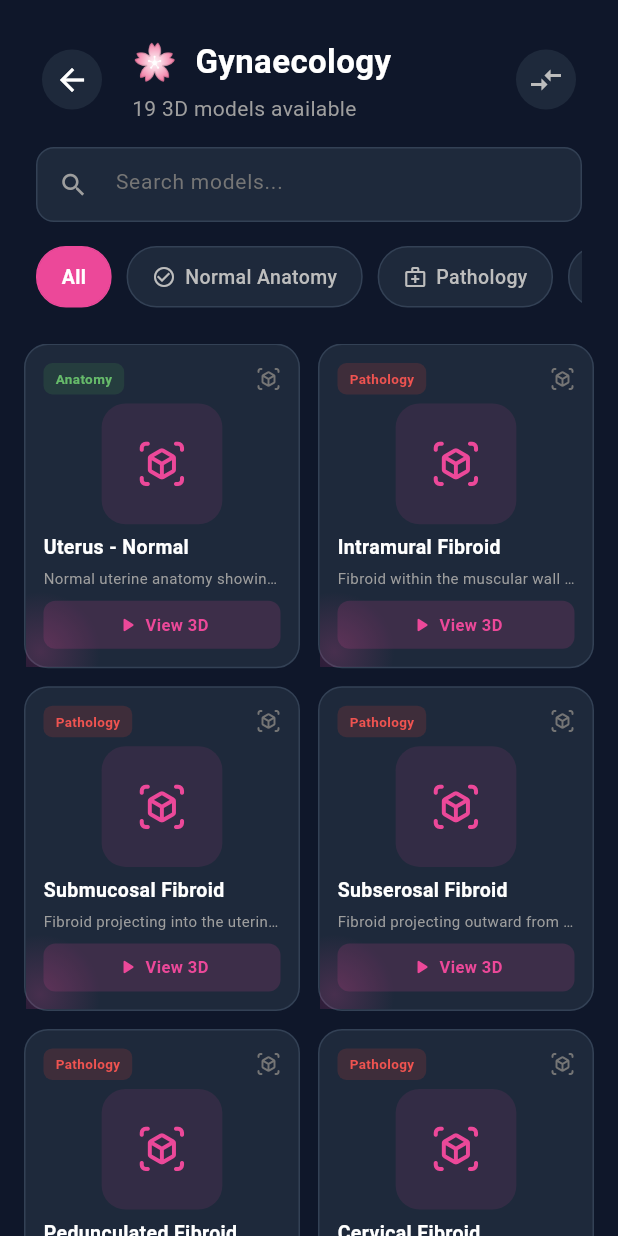
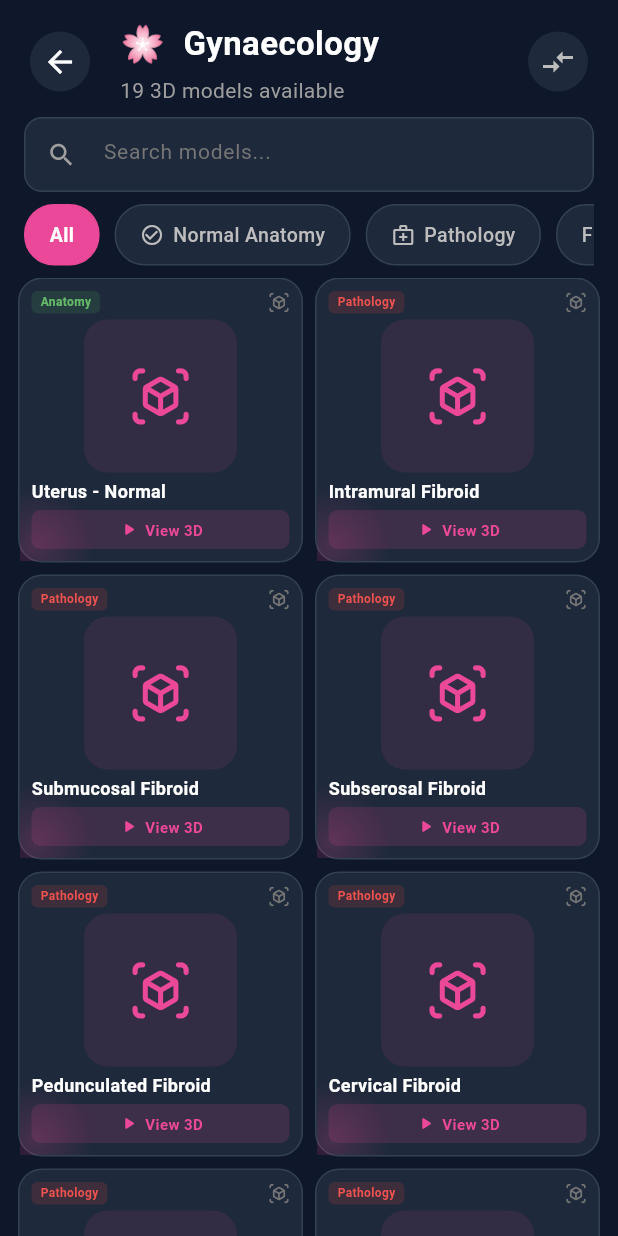
Before and after one commit to bharathreddyh/integrated_health_app, a Flutter app: the Models3DScreen screen opened directly, after a tap on "19", on a phone screen of 412 x 824 dp. Run offline on Flutter 3.47's test engine with Material 3 defaults, Android fonts, the phone set to English and light mode, and no system bars; our stand-ins replace cloud_firestore, firebase_core, pdf, permission_handler, printing, share_plus and 4 more; accounts and stored records are empty; network calls fail.

Commit message:
Make 3D model screens significantly more compact
- Increased childAspectRatio to 1.15 (categories) and 1.0 (models) for shorter cards
- Reduced header padding from 24 to 12-16 pixels
- Reduced all spacing from 12-16 to 8 pixels
- Reduced card internal padding from 12-14 to 8-10 pixels
- Removed description text to save vertical space
- Made icons and fonts smaller throughout
- Reduced grid horizontal padding from 16 to 12

https://claude.ai/code/session_01NsFr4YRoUyYnpWRXwgT8bi

```diff
--- a/lib/screens/models_3d/model_category_screen.dart
+++ b/lib/screens/models_3d/model_category_screen.dart
@@ -145,7 +145,7 @@ class _ModelCategoryScreenState extends State<ModelCategoryScreen> {
           children: [
             // Header
             Container(
-              padding: const EdgeInsets.all(24),
+              padding: const EdgeInsets.fromLTRB(16, 12, 16, 8),
               child: Column(
                 crossAxisAlignment: CrossAxisAlignment.start,
                 children: [
@@ -216,7 +216,7 @@ class _ModelCategoryScreenState extends State<ModelCategoryScreen> {
 
                   // Compare mode banner
                   if (_compareMode) ...[
-                    const SizedBox(height: 16),
+                    const SizedBox(height: 8),
                     Container(
                       padding: const EdgeInsets.all(12),
                       decoration: BoxDecoration(
@@ -261,7 +261,7 @@ class _ModelCategoryScreenState extends State<ModelCategoryScreen> {
                     ),
                   ],
 
-                  const SizedBox(height: 16),
+                  const SizedBox(height: 8),
 
                   // Search Bar
                   Container(
@@ -300,7 +300,7 @@ class _ModelCategoryScreenState extends State<ModelCategoryScreen> {
                     ),
                   ),
 
-                  const SizedBox(height: 16),
+                  const SizedBox(height: 8),
 
                   // Filter Chips
                   SingleChildScrollView(
@@ -329,13 +329,13 @@ class _ModelCategoryScreenState extends State<ModelCategoryScreen> {
               child: _filteredModels.isEmpty
                   ? _buildEmptyState()
                   : Padding(
-                      padding: const EdgeInsets.symmetric(horizontal: 16),
+                      padding: const EdgeInsets.symmetric(horizontal: 12),
                       child: GridView.builder(
                         gridDelegate: const SliverGridDelegateWithFixedCrossAxisCount(
                           crossAxisCount: 2,
-                          mainAxisSpacing: 12,
-                          crossAxisSpacing: 12,
-                          childAspectRatio: 0.85,
+                          mainAxisSpacing: 8,
+                          crossAxisSpacing: 8,
+                          childAspectRatio: 1.0,
                         ),
                         itemCount: _filteredModels.length,
                         itemBuilder: (context, index) {
@@ -526,29 +526,29 @@ class _ModelCategoryScreenState extends State<ModelCategoryScreen> {
                 ),
               // Content
               Padding(
-                padding: const EdgeInsets.all(12),
+                padding: const EdgeInsets.all(8),
                 child: Column(
                   crossAxisAlignment: CrossAxisAlignment.start,
                   children: [
-                    // Type Badge
+                    // Type Badge Row
                     Row(
                       mainAxisAlignment: MainAxisAlignment.spaceBetween,
                       children: [
                         Container(
                           padding: const EdgeInsets.symmetric(
-                            horizontal: 8,
-                            vertical: 4,
+                            horizontal: 6,
+                            vertical: 2,
                           ),
                           decoration: BoxDecoration(
                             color: isPathology
                                 ? Colors.red.withOpacity(0.15)
                                 : Colors.green.withOpacity(0.15),
-                            borderRadius: BorderRadius.circular(6),
+                            borderRadius: BorderRadius.circular(4),
                           ),
                           child: Text(
                             isPathology ? 'Pathology' : 'Anatomy',
                             style: TextStyle(
-                              fontSize: 9,
+                              fontSize: 8,
                               fontWeight: FontWeight.w600,
                               color: isPathology
                                   ? Colors.red.shade400
@@ -558,20 +558,19 @@ class _ModelCategoryScreenState extends State<ModelCategoryScreen> {
                         ),
                         Icon(
                           Icons.view_in_ar_rounded,
-                          size: 16,
+                          size: 14,
                           color: Colors.grey.shade600,
                         ),
                       ],
                     ),
 
-                    const SizedBox(height: 6),
+                    const SizedBox(height: 4),
 
                     // 3D Preview Thumbnail - expanded to fill card
                     Expanded(
                       child: Center(
                         child: LayoutBuilder(
                           builder: (context, constraints) {
-                            // Use the smaller dimension to keep it square
                             final size = constraints.maxWidth < constraints.maxHeight
                                 ? constraints.maxWidth
                                 : constraints.maxHeight;
@@ -585,7 +584,7 @@ class _ModelCategoryScreenState extends State<ModelCategoryScreen> {
                       ),
                     ),
 
-                    const SizedBox(height: 6),
+                    const SizedBox(height: 4),
 
                     // Model Name
                     Text(
@@ -593,44 +592,33 @@ class _ModelCategoryScreenState extends State<ModelCategoryScreen> {
                       maxLines: 1,
                       overflow: TextOverflow.ellipsis,
                       style: const TextStyle(
-                        fontSize: 13,
+                        fontSize: 12,
                         fontWeight: FontWeight.w600,
                         color: Colors.white,
                       ),
                     ),
                     const SizedBox(height: 4),
-                    // Description
-                    Text(
-                      model.description,
-                      maxLines: 1,
-                      overflow: TextOverflow.ellipsis,
-                      style: TextStyle(
-                        fontSize: 10,
-                        color: Colors.grey.shade500,
-                      ),
-                    ),
-                    const SizedBox(height: 8),
                     // View Button
                     Container(
                       width: double.infinity,
-                      padding: const EdgeInsets.symmetric(vertical: 8),
+                      padding: const EdgeInsets.symmetric(vertical: 6),
                       decoration: BoxDecoration(
                         color: widget.category.color.withOpacity(0.15),
-                        borderRadius: BorderRadius.circular(8),
+                        borderRadius: BorderRadius.circular(6),
                       ),
                       child: Row(
                         mainAxisAlignment: MainAxisAlignment.center,
                         children: [
                           Icon(
                             Icons.play_arrow_rounded,
-                            size: 16,
+                            size: 14,
                             color: widget.category.color,
                           ),
                           const SizedBox(width: 4),
                           Text(
                             'View 3D',
                             style: TextStyle(
-                              fontSize: 11,
+                              fontSize: 10,
                               fontWeight: FontWeight.w600,
                               color: widget.category.color,
                             ),
--- a/lib/screens/models_3d/models_3d_screen.dart
+++ b/lib/screens/models_3d/models_3d_screen.dart
@@ -39,7 +39,7 @@ class _Models3DScreenState extends State<Models3DScreen> {
             // App Bar
             SliverToBoxAdapter(
               child: Padding(
-                padding: const EdgeInsets.fromLTRB(16, 16, 16, 12),
+                padding: const EdgeInsets.fromLTRB(12, 12, 12, 8),
                 child: Column(
                   crossAxisAlignment: CrossAxisAlignment.start,
                   children: [
@@ -95,7 +95,7 @@ class _Models3DScreenState extends State<Models3DScreen> {
                       ],
                     ),
 
-                    const SizedBox(height: 16),
+                    const SizedBox(height: 10),
 
                     // Search Bar
                     Container(
@@ -325,13 +325,13 @@ class _Models3DScreenState extends State<Models3DScreen> {
 
   Widget _buildCategoryGrid(List<Model3DCategory> categories) {
     return SliverPadding(
-      padding: const EdgeInsets.fromLTRB(16, 0, 16, 16),
+      padding: const EdgeInsets.fromLTRB(12, 0, 12, 12),
       sliver: SliverGrid(
         gridDelegate: const SliverGridDelegateWithFixedCrossAxisCount(
           crossAxisCount: 2,
-          mainAxisSpacing: 12,
-          crossAxisSpacing: 12,
-          childAspectRatio: 1.0,
+          mainAxisSpacing: 8,
+          crossAxisSpacing: 8,
+          childAspectRatio: 1.15,
         ),
         delegate: SliverChildBuilderDelegate(
           (context, index) {
@@ -378,7 +378,7 @@ class _Models3DScreenState extends State<Models3DScreen> {
               ),
               // Content
               Padding(
-                padding: const EdgeInsets.all(14),
+                padding: const EdgeInsets.all(10),
                 child: Column(
                   crossAxisAlignment: CrossAxisAlignment.start,
                   children: [
@@ -387,29 +387,29 @@ class _Models3DScreenState extends State<Models3DScreen> {
                       mainAxisAlignment: MainAxisAlignment.spaceBetween,
                       children: [
                         Container(
-                          padding: const EdgeInsets.all(10),
+                          padding: const EdgeInsets.all(8),
                           decoration: BoxDecoration(
                             color: category.color.withOpacity(0.15),
-                            borderRadius: BorderRadius.circular(12),
+                            borderRadius: BorderRadius.circular(10),
                           ),
                           child: Text(
                             category.icon,
-                            style: const TextStyle(fontSize: 22),
+                            style: const TextStyle(fontSize: 18),
                           ),
                         ),
                         Container(
                           padding: const EdgeInsets.symmetric(
-                            horizontal: 8,
-                            vertical: 4,
+                            horizontal: 6,
+                            vertical: 3,
                           ),
                           decoration: BoxDecoration(
                             color: category.color.withOpacity(0.15),
-                            borderRadius: BorderRadius.circular(12),
+                            borderRadius: BorderRadius.circular(10),
                           ),
                           child: Text(
                             '${category.modelCount}',
                             style: TextStyle(
-                              fontSize: 12,
+                              fontSize: 11,
                               fontWeight: FontWeight.bold,
                               color: category.color,
                             ),
@@ -422,30 +422,19 @@ class _Models3DScreenState extends State<Models3DScreen> {
                     Text(
                       category.name,
                       style: const TextStyle(
-                        fontSize: 15,
+                        fontSize: 13,
                         fontWeight: FontWeight.bold,
                         color: Colors.white,
                       ),
                     ),
-                    const SizedBox(height: 4),
-                    // Description
-                    Text(
-                      category.description,
-                      maxLines: 1,
-                      overflow: TextOverflow.ellipsis,
-                      style: TextStyle(
-                        fontSize: 11,
-                        color: Colors.grey.shade500,
-                      ),
-                    ),
-                    const SizedBox(height: 8),
+                    const SizedBox(height: 2),
                     // View Models Button
                     Row(
                       children: [
                         Text(
                           'View models',
                           style: TextStyle(
-                            fontSize: 12,
+                            fontSize: 11,
                             fontWeight: FontWeight.w600,
                             color: category.color,
                           ),
@@ -453,7 +442,7 @@ class _Models3DScreenState extends State<Models3DScreen> {
                         const SizedBox(width: 4),
                         Icon(
                           Icons.arrow_forward,
-                          size: 14,
+                          size: 12,
                           color: category.color,
                         ),
                       ],
```
